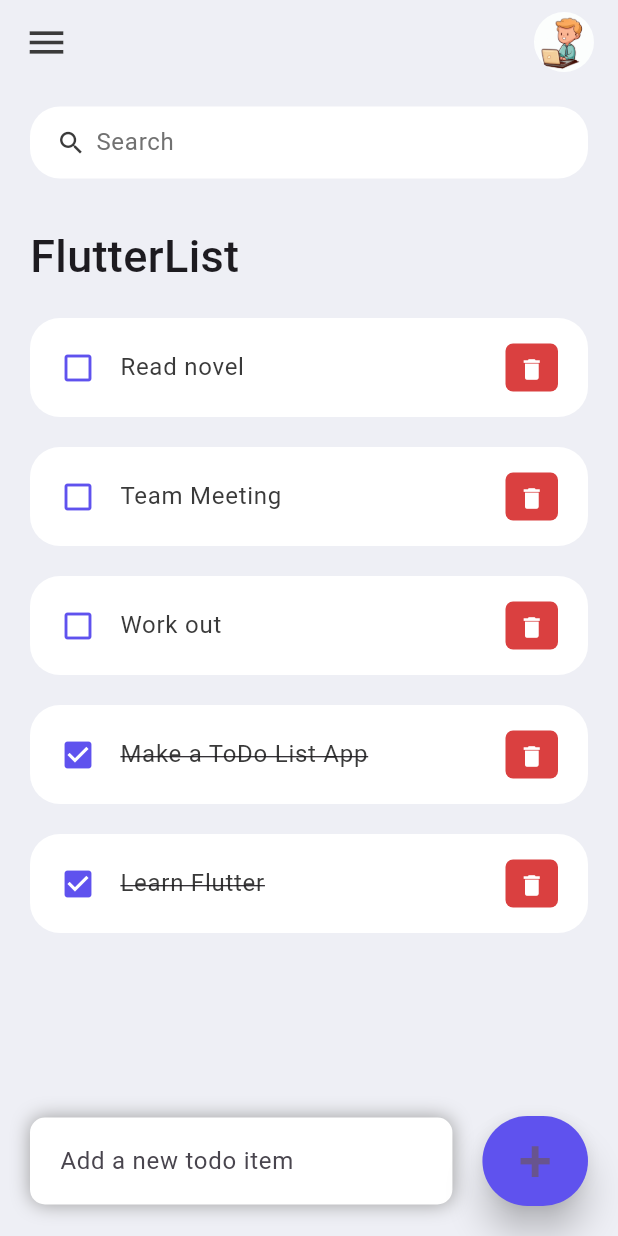
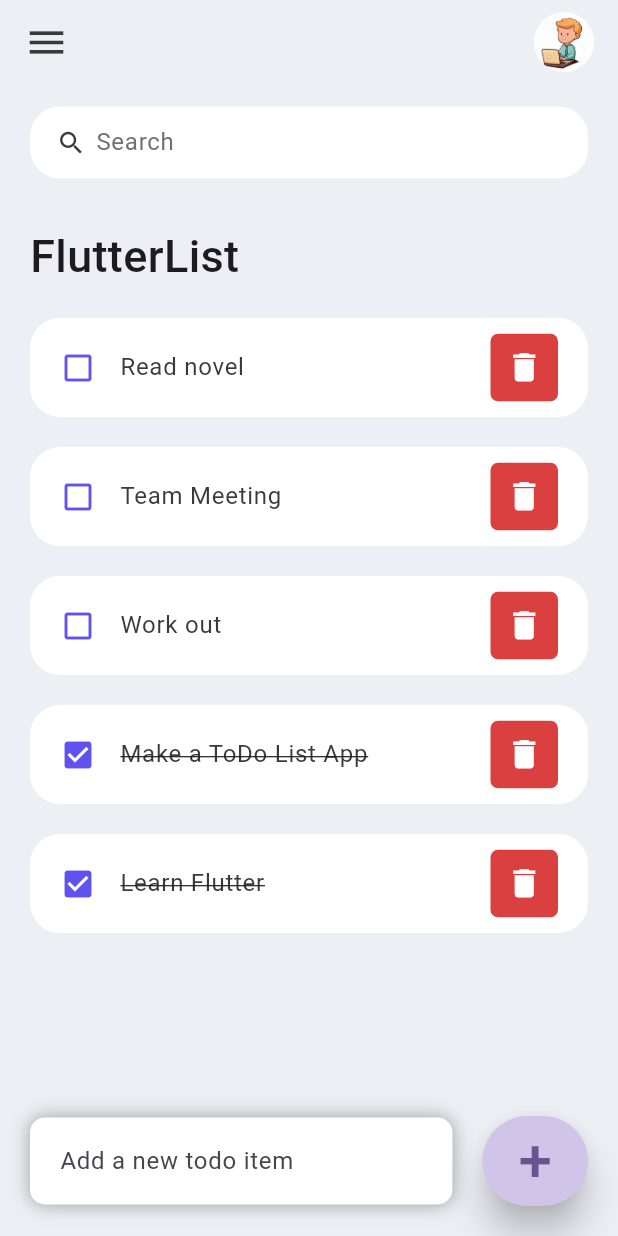
Before and after one commit to m3rcury02/FlutterList, a Flutter app: the screen it shows after launch, on a phone screen of 412 x 824 dp. Run offline on Flutter 3.47's test engine with Material 2 defaults, Android fonts, the phone set to English and light mode, and no system bars.

Commit message:
Screenshots

```diff
--- a/lib/main.dart
+++ b/lib/main.dart
@@ -123,7 +123,7 @@ class _MyHomePageState extends State<MyHomePage> {
       floatingActionButton: FloatingActionButton(
         onPressed: _incrementCounter,
         tooltip: 'Increment',
-        child: const Icon(Icons.add),
+        child: const Icon(Icons.add,),
       ), // This trailing comma makes auto-formatting nicer for build methods.
     );
   }
--- a/lib/screens/home.dart
+++ b/lib/screens/home.dart
@@ -109,7 +109,7 @@ class _HomeState extends State<Home> {
                     _addToDoItem(_todoController.text);
                   },
                   style: ElevatedButton.styleFrom(
-                    backgroundColor: tdBlue,
+                    backgroundColor: Colors.deepPurple[100],
                     minimumSize: const Size(60, 60),
                     elevation: 10,
                   ),
--- a/lib/widgets/todo_item.dart
+++ b/lib/widgets/todo_item.dart
@@ -43,16 +43,16 @@ class ToDoItem extends StatelessWidget {
         ),
         trailing: Container(
           padding: const EdgeInsets.all(0),
-          margin: const EdgeInsets.symmetric(vertical: 12),
-          height: 35,
-          width: 35,
+          margin: const EdgeInsets.symmetric(vertical: 5),
+          height: 45,
+          width: 45,
           decoration: BoxDecoration(
             color: tdRed,
             borderRadius: BorderRadius.circular(5),
           ),
           child: IconButton(
             color: Colors.white,
-            iconSize: 18,
+            iconSize: 25,
             icon: const Icon(Icons.delete),
             onPressed: () {
               // print('Clicked on delete icon');
```
Also changed, not shown: 3 other files.
